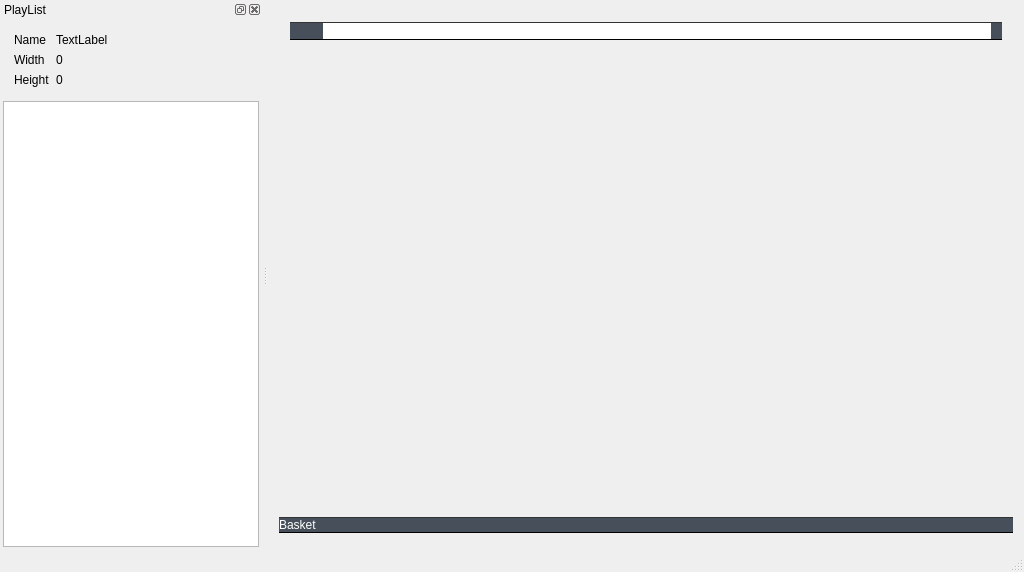
ArchangelSDY/Silica, file src/MainWindow.ui: the form before one commit.
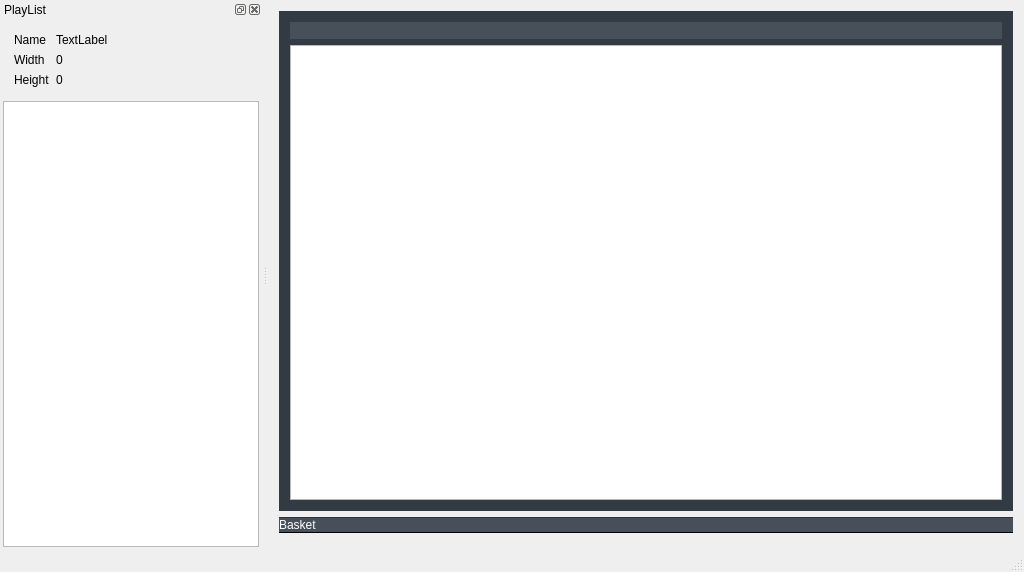
The form after the commit. The open tabs and pages were chosen to show the change. Icons and pictures are not drawn. Custom widgets are drawn as their Qt base class.

Commit message: Remove legacy file system view

```diff
--- a/src/MainWindow.ui
+++ b/src/MainWindow.ui
@@ -136,71 +136,6 @@
         </item>
        </layout>
       </widget>
-      <widget class="QWidget" name="pageFileSystem">
-       <layout class="QVBoxLayout" name="pageFileSystemLayout">
-        <item>
-         <widget class="QWidget" name="fsToolBar" native="true">
-          <property name="sizePolicy">
-           <sizepolicy hsizetype="Preferred" vsizetype="Maximum">
-            <horstretch>0</horstretch>
-            <verstretch>0</verstretch>
-           </sizepolicy>
-          </property>
-          <property name="styleSheet">
-           <string notr="true">             color: #FFFFFF;
-             background-color: #47505A;
-             padding: 0.3em 1em;
-             border-top: 1px solid #333333;
-             border-bottom: 1px solid #000000;
-             max-height: 1em;</string>
-          </property>
-          <layout class="QHBoxLayout" name="horizontalLayout">
-           <property name="topMargin">
-            <number>1</number>
-           </property>
-           <property name="bottomMargin">
-            <number>1</number>
-           </property>
-           <item>
-            <widget class="QPushButton" name="fsBtnCdUp">
-             <property name="maximumSize">
-              <size>
-               <width>16</width>
-               <height>21</height>
-              </size>
-             </property>
-             <property name="styleSheet">
-              <string notr="true">border: none</string>
-             </property>
-             <property name="text">
-              <string/>
-             </property>
-             <property name="icon">
-              <iconset resource="silica.qrc">
-               <normaloff>:/res/toolbar/dir-up.png</normaloff>
-               <normalon>:/res/toolbar/dir-up-active.png</normalon>:/res/toolbar/dir-up.png</iconset>
-             </property>
-            </widget>
-           </item>
-           <item>
-            <widget class="QLineEdit" name="fsEditPath">
-             <property name="styleSheet">
-              <string notr="true">border: none;
-padding: 0 0.25em;
-color: #47505A;
-background-color: white;
-margin: 0.05em;</string>
-             </property>
-            </widget>
-           </item>
-          </layout>
-         </widget>
-        </item>
-        <item>
-         <widget class="FileSystemView" name="fsView" native="true"/>
-        </item>
-       </layout>
-      </widget>
       <widget class="QWidget" name="pageGallery">
        <layout class="QHBoxLayout" name="galleryLayout">
         <item>
```
The commit also changes 8 other files.
